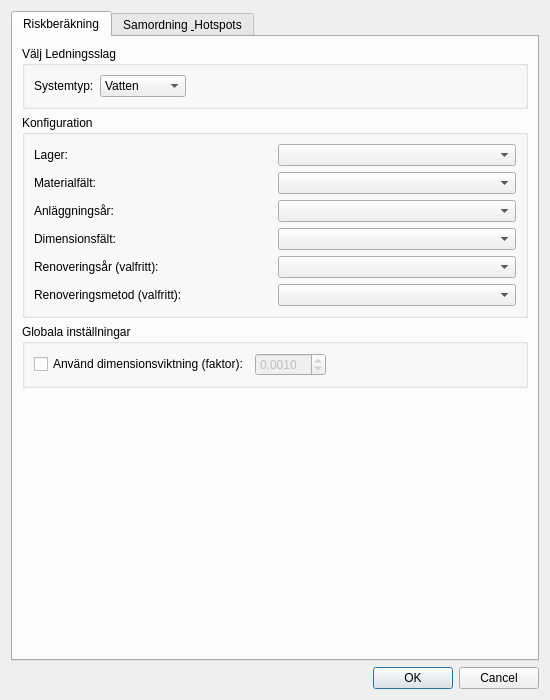
d3dm3m/reneW, file reneW/reneW_dialog_base.ui: the form before one commit.
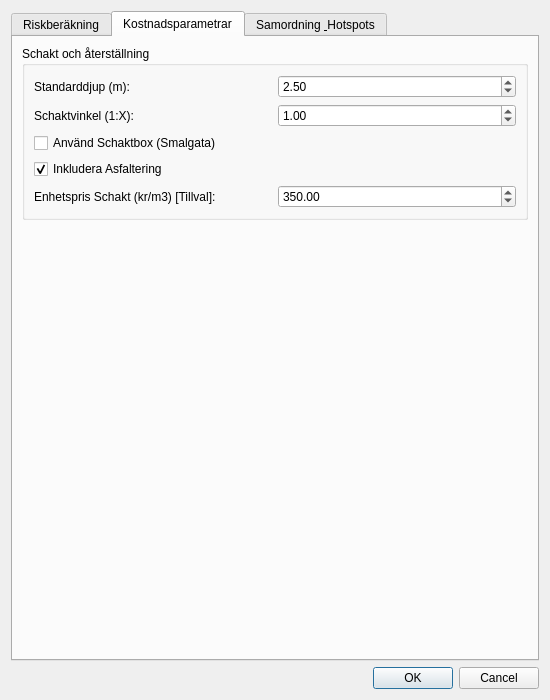
The form after the commit. The open tabs and pages were chosen to show the change. Custom widgets are drawn as their Qt base class.

Commit message: Implement UI and Logic for Advanced Cost Engine (Part 2)

```diff
--- a/reneW/reneW_dialog_base.ui
+++ b/reneW/reneW_dialog_base.ui
@@ -212,6 +212,105 @@
       </layout>
      </widget>
 
+     <!-- Tab 3: Kostnadsparametrar -->
+     <widget class="QWidget" name="tabCost">
+      <attribute name="title">
+       <string>Kostnadsparametrar</string>
+      </attribute>
+      <layout class="QVBoxLayout" name="verticalLayout_cost">
+       <item>
+        <widget class="QGroupBox" name="mGroupCost">
+         <property name="title">
+          <string>Schakt och återställning</string>
+         </property>
+         <layout class="QGridLayout" name="gridLayout_cost">
+          <item row="0" column="0">
+           <widget class="QLabel" name="label_depth">
+            <property name="text">
+             <string>Standarddjup (m):</string>
+            </property>
+           </widget>
+          </item>
+          <item row="0" column="1">
+           <widget class="QDoubleSpinBox" name="mSpinBoxStandardDepth">
+            <property name="value">
+             <double>2.5</double>
+            </property>
+            <property name="singleStep">
+             <double>0.1</double>
+            </property>
+           </widget>
+          </item>
+          <item row="1" column="0">
+           <widget class="QLabel" name="label_slope">
+            <property name="text">
+             <string>Schaktvinkel (1:X):</string>
+            </property>
+           </widget>
+          </item>
+          <item row="1" column="1">
+           <widget class="QDoubleSpinBox" name="mSpinBoxSlope">
+            <property name="value">
+             <double>1.0</double>
+            </property>
+            <property name="singleStep">
+             <double>0.1</double>
+            </property>
+           </widget>
+          </item>
+          <item row="2" column="0" colspan="2">
+           <widget class="QCheckBox" name="mCheckTrenchBox">
+            <property name="text">
+             <string>Använd Schaktbox (Smalgata)</string>
+            </property>
+           </widget>
+          </item>
+          <item row="3" column="0" colspan="2">
+           <widget class="QCheckBox" name="mCheckAsphalt">
+            <property name="text">
+             <string>Inkludera Asfaltering</string>
+            </property>
+            <property name="checked">
+             <bool>true</bool>
+            </property>
+           </widget>
+          </item>
+          <item row="4" column="0">
+           <widget class="QLabel" name="label_exc_price">
+            <property name="text">
+             <string>Enhetspris Schakt (kr/m3) [Tillval]:</string>
+            </property>
+           </widget>
+          </item>
+          <item row="4" column="1">
+           <widget class="QDoubleSpinBox" name="mSpinBoxExcavationPrice">
+             <property name="maximum">
+              <double>10000.0</double>
+             </property>
+            <property name="value">
+             <double>350.0</double>
+            </property>
+           </widget>
+          </item>
+         </layout>
+        </widget>
+       </item>
+       <item>
+        <spacer name="verticalSpacer_cost">
+         <property name="orientation">
+          <enum>Qt::Vertical</enum>
+         </property>
+         <property name="sizeHint" stdset="0">
+          <size>
+           <width>20</width>
+           <height>40</height>
+          </size>
+         </property>
+        </spacer>
+       </item>
+      </layout>
+     </widget>
+
      <!-- Tab 2: Samordning & Hotspots -->
      <widget class="QWidget" name="tabHotspot">
       <attribute name="title">
```
The commit also changes 3 other files.
